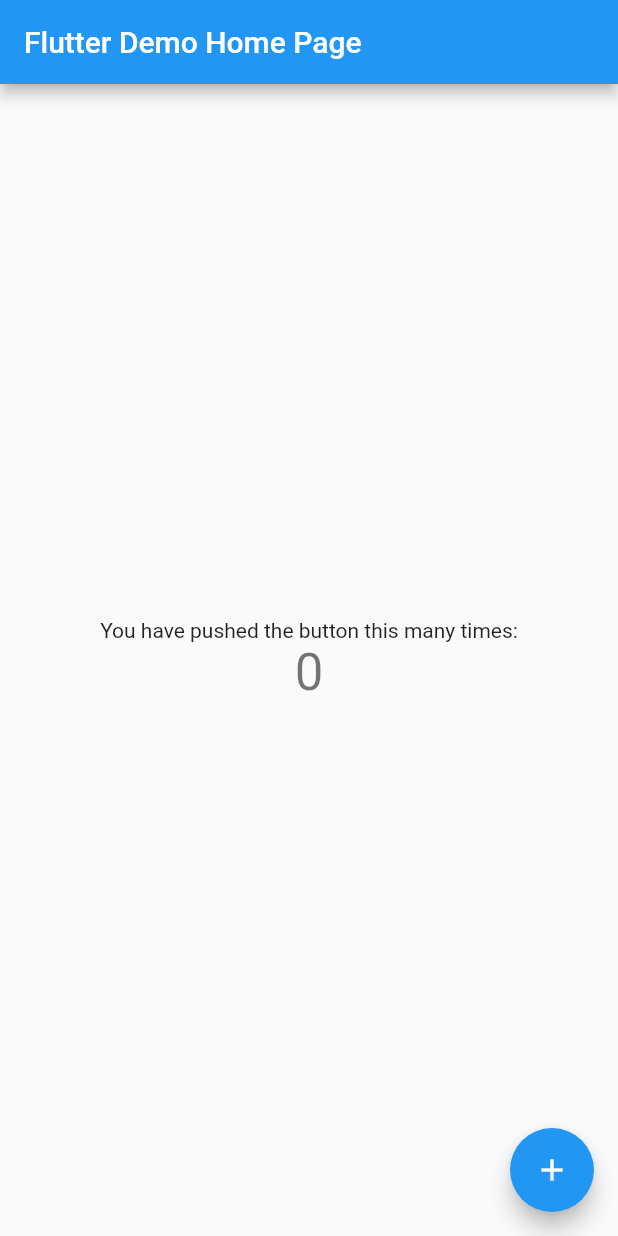
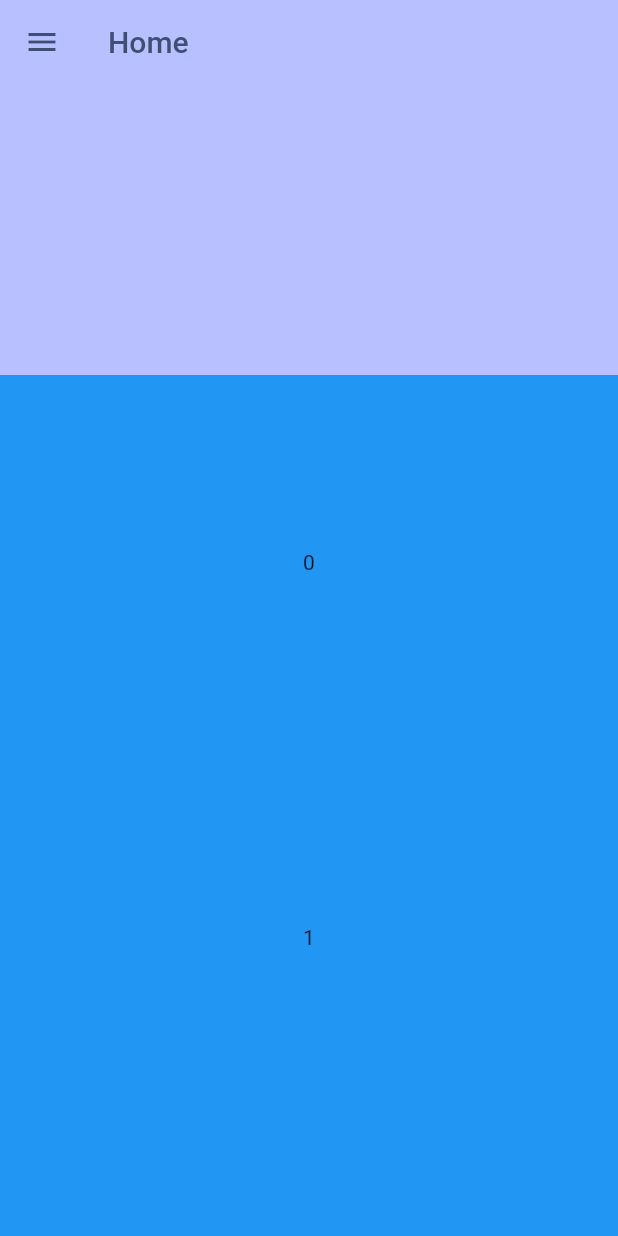
Before and after one commit to CoachSaab/handy, a Flutter app: the screen it shows after launch, on a phone screen of 412 x 824 dp. Run offline on Flutter 3.47's test engine with Material 2 defaults, Android fonts, the phone set to English and light mode, and no system bars; our stand-ins replace animated_text_kit.

Commit message:
Base App

```diff
--- a/lib/main.dart
+++ b/lib/main.dart
@@ -1,4 +1,7 @@
 import 'package:flutter/material.dart';
+import 'package:handy/pages/home/HomePage.dart';
+import 'package:handy/utils/Theme/theme.dart';
+import 'package:handy/widgets/Drawer.dart';
 
 void main() {
   runApp(const MyApp());
@@ -9,107 +12,36 @@ class MyApp extends StatelessWidget {
 
   // This widget is the root of your application.
   @override
-  Widget build(BuildContext context) {
+  Widget build(BuildContext context)  {
     return MaterialApp(
       title: 'Flutter Demo',
-      theme: ThemeData(
-        // This is the theme of your application.
-        //
-        // Try running your application with "flutter run". You'll see the
-        // application has a blue toolbar. Then, without quitting the app, try
-        // changing the primarySwatch below to Colors.green and then invoke
-        // "hot reload" (press "r" in the console where you ran "flutter run",
-        // or simply save your changes to "hot reload" in a Flutter IDE).
-        // Notice that the counter didn't reset back to zero; the application
-        // is not restarted.
-        primarySwatch: Colors.blue,
-      ),
-      home: const MyHomePage(title: 'Flutter Demo Home Page'),
+      theme: lightTheme,
+      home: const HomePage(),
+      debugShowCheckedModeBanner: false,
     );
   }
 }
 
 class MyHomePage extends StatefulWidget {
-  const MyHomePage({super.key, required this.title});
-
-  // This widget is the home page of your application. It is stateful, meaning
-  // that it has a State object (defined below) that contains fields that affect
-  // how it looks.
-
-  // This class is the configuration for the state. It holds the values (in this
-  // case the title) provided by the parent (in this case the App widget) and
-  // used by the build method of the State. Fields in a Widget subclass are
-  // always marked "final".
-
-  final String title;
+  const MyHomePage({super.key});
 
   @override
   State<MyHomePage> createState() => _MyHomePageState();
 }
 
 class _MyHomePageState extends State<MyHomePage> {
-  int _counter = 0;
-
-  void _incrementCounter() {
-    setState(() {
-      // This call to setState tells the Flutter framework that something has
-      // changed in this State, which causes it to rerun the build method below
-      // so that the display can reflect the updated values. If we changed
-      // _counter without calling setState(), then the build method would not be
-      // called again, and so nothing would appear to happen.
-      _counter++;
-    });
-  }
 
   @override
   Widget build(BuildContext context) {
-    // This method is rerun every time setState is called, for instance as done
-    // by the _incrementCounter method above.
-    //
-    // The Flutter framework has been optimized to make rerunning build methods
-    // fast, so that you can just rebuild anything that needs updating rather
-    // than having to individually change instances of widgets.
     return Scaffold(
+      drawer: Drawer(child: DrawerElements()),
       appBar: AppBar(
-        // Here we take the value from the MyHomePage object that was created by
-        // the App.build method, and use it to set our appbar title.
-        title: Text(widget.title),
+        title: Text("Handy"),
       ),
-      body: Center(
-        // Center is a layout widget. It takes a single child and positions it
-        // in the middle of the parent.
-        child: Column(
-          // Column is also a layout widget. It takes a list of children and
-          // arranges them vertically. By default, it sizes itself to fit its
-          // children horizontally, and tries to be as tall as its parent.
-          //
-          // Invoke "debug painting" (press "p" in the console, choose the
-          // "Toggle Debug Paint" action from the Flutter Inspector in Android
-          // Studio, or the "Toggle Debug Paint" command in Visual Studio Code)
-          // to see the wireframe for each widget.
-          //
-          // Column has various properties to control how it sizes itself and
-          // how it positions its children. Here we use mainAxisAlignment to
-          // center the children vertically; the main axis here is the vertical
-          // axis because Columns are vertical (the cross axis would be
-          // horizontal).
-          mainAxisAlignment: MainAxisAlignment.center,
-          children: <Widget>[
-            const Text(
-              'You have pushed the button this many times:',
-            ),
-            Text(
-              '$_counter',
-              style: Theme.of(context).textTheme.headlineMedium,
-            ),
-          ],
-        ),
+      body: Column(
+        children: [
+        ],
       ),
-      floatingActionButton: FloatingActionButton(
-        onPressed: _incrementCounter,
-        tooltip: 'Increment',
-        child: const Icon(Icons.add),
-      ), // This trailing comma makes auto-formatting nicer for build methods.
     );
   }
 }
--- /dev/null
+++ b/lib/pages/home/HomePage.dart
@@ -0,0 +1,27 @@
+import 'package:flutter/material.dart';
+import 'package:handy/widgets/appbar/CustomAppBar.dart';
+class HomePage extends StatelessWidget {
+  const HomePage({super.key});
+
+  @override
+  Widget build(BuildContext context) {
+    return Scaffold(
+      drawer: Drawer(),
+      body: NestedScrollView(
+          headerSliverBuilder: (context, innerBoxIsScrolled) => [CustomAppbar()],
+          body: ListView.builder(
+            itemCount: 10,
+            itemBuilder: (context, index) {
+            return
+              Container(
+                color: Colors.blue,
+                height: 250,
+                child: Center(
+                    child: Text("${index}")
+                ),
+              );
+          },)
+          )
+    );
+  }
+}
--- /dev/null
+++ b/lib/utils/Theme/theme.dart
@@ -0,0 +1,13 @@
+import 'package:flutter/material.dart';
+
+ThemeData lightTheme = ThemeData(
+  appBarTheme: const AppBarTheme(
+    backgroundColor: Color.fromRGBO(184, 192, 255, 1),
+    foregroundColor: Color.fromRGBO(63, 78, 114, 1)
+  ),
+  backgroundColor: const Color.fromRGBO(231, 198, 255, 1)
+);
+
+ThemeData darkTheme = ThemeData(
+  scaffoldBackgroundColor: Colors.blueGrey
+);
--- a/pubspec.yaml
+++ b/pubspec.yaml
@@ -35,6 +35,7 @@ dependencies:
   # The following adds the Cupertino Icons font to your application.
   # Use with the CupertinoIcons class for iOS style icons.
   cupertino_icons: ^1.0.2
+  animated_text_kit: ^4.2.2
 
 dev_dependencies:
   flutter_test:
```
Also changed, not shown: lib/widgets/Drawer.dart (added, +23 -0 lines), lib/widgets/appbar/CustomAppBar.dart (added, +22 -0 lines), pubspec.lock.
